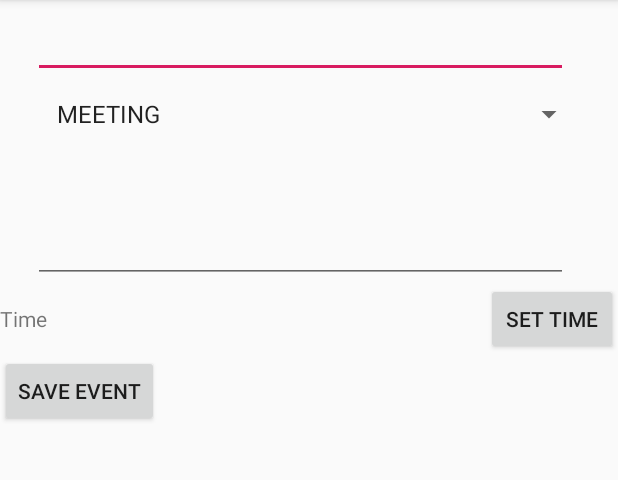
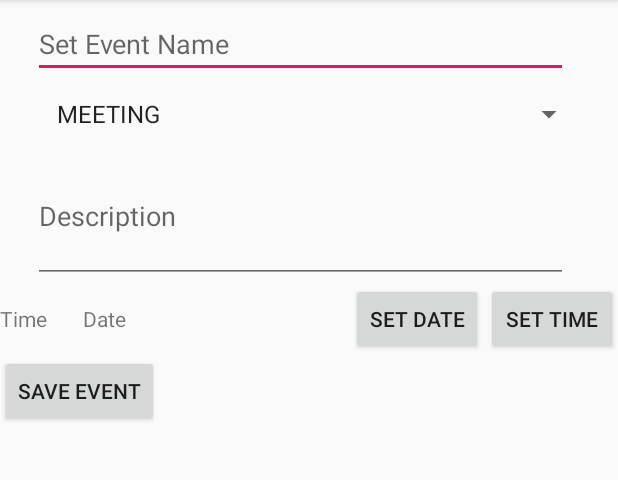
Before and after one commit to blazerlover/UXor, an Android app: the EventActivity screen opened directly, with no data from a screen before it, after a tap on "SAVE EVENT", on a phone screen of 412 x 824 dp, the part 84-564 px from its top. Run offline under Robolectric (Android 15) with nearby library versions, the phone set to English and light mode, and no system bars.

Commit message:
DatePicker

```diff
--- a/app/src/main/java/ru/exemple/uksorganizer/ui/EventActivity.java
+++ b/app/src/main/java/ru/exemple/uksorganizer/ui/EventActivity.java
@@ -3,6 +3,7 @@ package ru.exemple.uksorganizer.ui;
 import androidx.appcompat.app.ActionBar;
 import androidx.appcompat.app.AppCompatActivity;
 
+import android.app.DatePickerDialog;
 import android.app.Dialog;
 import android.app.TimePickerDialog;
 import android.os.Bundle;
@@ -10,6 +11,7 @@ import android.text.format.DateUtils;
 import android.view.View;
 import android.widget.ArrayAdapter;
 import android.widget.Button;
+import android.widget.DatePicker;
 import android.widget.EditText;
 import android.widget.Spinner;
 import android.widget.TextView;
@@ -29,14 +31,17 @@ public class EventActivity extends AppCompatActivity {
     private Spinner spinnerCategory;
     private EditText editTextDescription;
     private TextView textViewTime;
+    private TextView textViewDate;
     private Button buttonSaveEvent;
     private Button buttonSetTime;
+    private Button buttonSD;
     private Event.Category [] categoriesArray = Event.Category.values();
 
     private int CalendarHour, CalendarMinute;
     String format;
     Calendar calendar;
     TimePickerDialog timepickerdialog;
+    DatePickerDialog datePickerDialog;
 
     private Event event;
     private EventsDatabaseFile eventsDatabaseFile;
@@ -56,8 +61,6 @@ public class EventActivity extends AppCompatActivity {
                 eventsDatabaseFile.addEvent((EventActivity.this.getEvent()));
             }
         });
-
-
     }
 
     private void init() {
@@ -66,25 +69,41 @@ public class EventActivity extends AppCompatActivity {
         spinnerCategory = findViewById(R.id.spinnerCategory);
         editTextDescription = findViewById(R.id.editTextDescription);
         textViewTime = findViewById(R.id.textViewTime);
+        textViewDate = findViewById(R.id.textViewDate);
         buttonSaveEvent = findViewById(R.id.buttonSaveEvent);
         buttonSetTime = findViewById(R.id.buttonSetTime);
-
+        buttonSD = findViewById(R.id.buttonSD);
 
         ArrayAdapter<Event.Category> arrayAdapter = new ArrayAdapter<Event.Category>(this, android.R.layout.simple_list_item_1, categoriesArray);
         spinnerCategory.setAdapter(arrayAdapter);
 
+        buttonSD.setOnClickListener(new View.OnClickListener() {
+            @Override
+            public void onClick(View v) {
 
+                calendar = Calendar.getInstance();
+                int day = calendar.get(Calendar.DAY_OF_MONTH);
+                int month = calendar.get(Calendar.MONTH);
+                int year = calendar.get(Calendar.YEAR);
 
+                datePickerDialog = new DatePickerDialog(EventActivity.this, new DatePickerDialog.OnDateSetListener() {
+                    @Override
+                    public void onDateSet(DatePicker view, int year, int month, int day) {
+                        textViewDate.setText(day + "/" + month + 1 + "/" + year);
+                    }
+                }, day, month, year);
+                datePickerDialog.getDatePicker().setMinDate(System.currentTimeMillis());
+                datePickerDialog.show();
+            }
+        });
 
         buttonSetTime.setOnClickListener(new View.OnClickListener() {
             @Override
             public void onClick(View v) {
 
-
                 calendar = Calendar.getInstance();
                 CalendarHour = calendar.get(Calendar.HOUR_OF_DAY);
                 CalendarMinute = calendar.get(Calendar.MINUTE);
-
 
                 timepickerdialog = new TimePickerDialog(EventActivity.this,
                         new TimePickerDialog.OnTimeSetListener() {
@@ -94,30 +113,20 @@ public class EventActivity extends AppCompatActivity {
                                                   int minute) {
 
                                 if (hourOfDay == 0) {
-
                                     hourOfDay += 12;
-
                                     format = "AM";
                                 }
                                 else if (hourOfDay == 12) {
-
                                     format = "PM";
-
                                 }
                                 else if (hourOfDay > 12) {
-
                                     hourOfDay -= 12;
-
                                     format = "PM";
-
                                 }
                                 else {
-
                                     format = "AM";
                                 }
-
                                 calendar.set(2020, 0, 25, hourOfDay, minute);
-
 
                                 textViewTime.setText(hourOfDay + ":" + minute + format);
                             }
@@ -134,21 +143,8 @@ public class EventActivity extends AppCompatActivity {
     public Event getEvent() {
         String name = editTextName.getText().toString();
         Event.Category category = (Event.Category) spinnerCategory.getSelectedItem();
-       /* Event.Category category;
-        switch (categoryHUI){
-            case MEETING:
-                category = Event.Category.MEETING;
-                break;
-            case SPORT:
-                category = Event.Category.SPORT;
-                break;
-            case ALKO:
-                category = Event.Category.ALKO;
-                break;
-        }*/
         String description = editTextDescription.getText().toString();
         Long time = calendar.getTimeInMillis();
         return event = new Event(name, category, description, time);
-
     }
 }
--- a/app/src/main/res/layout/activity_event.xml
+++ b/app/src/main/res/layout/activity_event.xml
@@ -17,7 +17,8 @@
             android:layout_height="wrap_content"
             android:layout_marginRight="5pt"
             android:id="@+id/editTextName"
-            android:layout_width="match_parent">
+            android:layout_width="match_parent"
+            android:hint="Set Event Name">
         </EditText>
         <Spinner
             android:id="@+id/spinnerCategory"
@@ -29,7 +30,8 @@
             android:layout_weight="1"
             android:layout_marginRight="5pt"
             android:id="@+id/editTextDescription"
-            android:layout_width="match_parent">
+            android:layout_width="match_parent"
+            android:hint="Description">
         </EditText>
 
     </LinearLayout>
@@ -47,6 +49,14 @@
             android:layout_alignParentRight="true"
             android:text="Set Time" />
 
+        <Button
+            android:id="@+id/buttonSD"
+            android:layout_width="wrap_content"
+            android:layout_height="wrap_content"
+            android:layout_alignParentRight="true"
+            android:layout_marginRight="90dp"
+            android:text="Set Date" />
+
         <TextView
             android:id="@+id/textViewTime"
             android:layout_width="wrap_content"
@@ -59,6 +69,21 @@
             android:clickable="true"
             android:text="@string/setTime"></TextView>
 
+        <TextView
+            android:id="@+id/textViewDate"
+            android:layout_width="wrap_content"
+            android:layout_height="wrap_content"
+            android:layout_alignWithParentIfMissing="true"
+            android:layout_alignStart="@+id/textViewTime"
+            android:layout_alignLeft="@+id/textViewTime"
+            android:layout_alignParentTop="true"
+            android:layout_alignParentRight="false"
+            android:layout_centerVertical="true"
+            android:layout_marginStart="55dp"
+            android:layout_marginLeft="55dp"
+            android:layout_marginTop="15dp"
+            android:clickable="true"
+            android:text="@string/setDate"></TextView>
 
     </RelativeLayout>
 
@@ -67,12 +92,12 @@
         android:layout_height="match_parent"
         android:orientation="horizontal">
 
-
         <Button
             android:id="@+id/buttonSaveEvent"
             android:layout_width="wrap_content"
             android:layout_height="wrap_content"
             android:text="Save Event" />
+
     </LinearLayout>
 
 </LinearLayout>
--- a/app/src/main/res/values/strings.xml
+++ b/app/src/main/res/values/strings.xml
@@ -7,6 +7,7 @@
     <string name="recycle_view_orientation_grid">Grid orientation</string>
     <string name="settings">Settings</string>
     <string name="setTime">Time</string>
+    <string name="setDate">Date</string>
     <string name="empty_view_text">You do not have any events!\n
     Create new Event</string>
     <string name="category_description_type">Type category</string>
```
